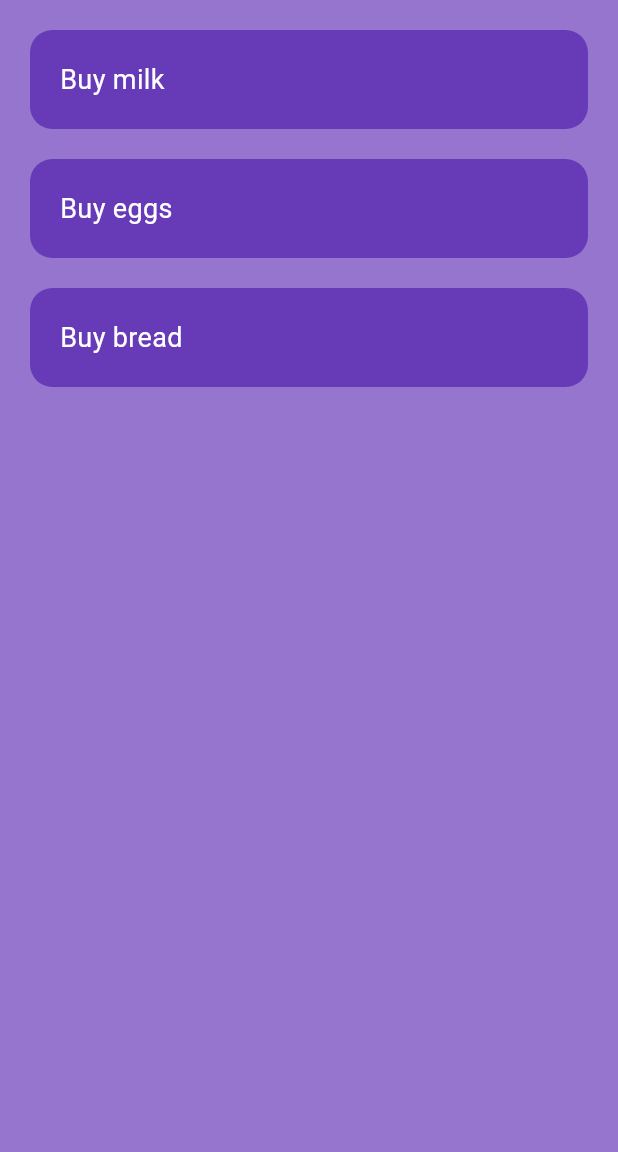
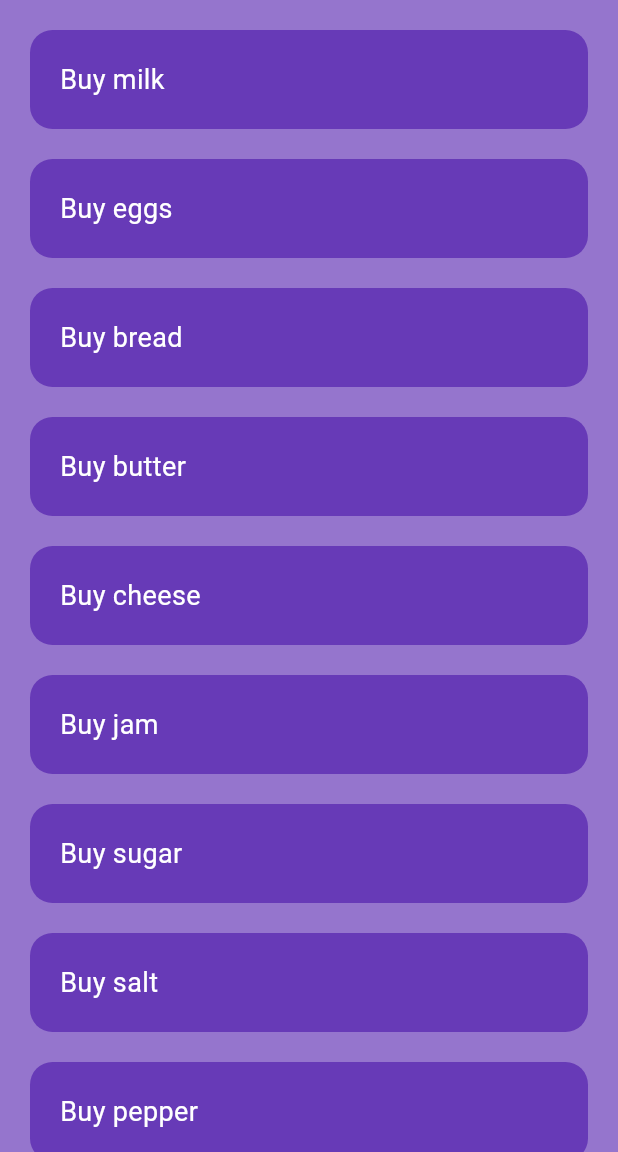
Before and after one commit to collinmorudi/flutter-mobile-dev-practice, a Flutter app: the screen it shows after launch, on a phone screen of 412 x 824 dp, the part 84-1236 px from its top. Run offline on Flutter 3.47's test engine with Material 3 defaults, Android fonts, the phone set to English and light mode, and no system bars; our stand-ins replace shared_preferences.

Commit message:
Separated the style from the home page logic

```diff
--- a/simple_todo/lib/screens/home_page.dart
+++ b/simple_todo/lib/screens/home_page.dart
@@ -1,4 +1,5 @@
 import 'package:flutter/material.dart';
+import 'package:simple_todo/utils/todo_list.dart';
 
 class HomePage extends StatelessWidget {
   HomePage({super.key});
@@ -7,6 +8,15 @@ class HomePage extends StatelessWidget {
     ['Buy milk', false],
     ['Buy eggs', false],
     ['Buy bread', false],
+    ['Buy butter', false],
+    ['Buy cheese', false],
+    ['Buy jam', false],
+    ['Buy sugar', false],
+    ['Buy salt', false],
+    ['Buy pepper', false],
+    ['Buy coffee', false],
+    ['Buy tea', false],
+    ['Buy biscuits', false],
   ];
 
   @override
@@ -22,26 +32,8 @@ class HomePage extends StatelessWidget {
         body: ListView.builder(
           itemCount: todoList.length,
           itemBuilder: (BuildContext context, index) {
-            return Padding(
-              padding: const EdgeInsets.only(
-                  top: 20, left: 20, right: 20, bottom: 0),
-              child: Container(
-                decoration: BoxDecoration(
-                  borderRadius: BorderRadius.circular(15),
-                  color: Colors.deepPurple,
-                ),
-                padding: const EdgeInsets.all(20),
-                child: Text(
-                  todoList[index][0],
-                  style: TextStyle(
-                    color: Colors.white,
-                    fontSize: 18,
-                    decoration: todoList[index][1]
-                        ? TextDecoration.lineThrough
-                        : TextDecoration.none,
-                  ),
-                ),
-              ),
+            return TodoList(
+              taskName: todoList[index][0],
             );
           },
         ));
--- /dev/null
+++ b/simple_todo/lib/utils/todo_list.dart
@@ -0,0 +1,29 @@
+import 'package:flutter/material.dart';
+
+class TodoList extends StatelessWidget {
+  const TodoList({Key? key, required this.taskName,}) : super(key: key);
+
+  final String taskName;
+
+  @override
+  Widget build(BuildContext context) {
+    return Padding(
+              padding: const EdgeInsets.only(
+                  top: 20, left: 20, right: 20, bottom: 0),
+              child: Container(
+                decoration: BoxDecoration(
+                  borderRadius: BorderRadius.circular(15),
+                  color: Colors.deepPurple,
+                ),
+                padding: const EdgeInsets.all(20),
+                child: Text(
+                  taskName,
+                  style: const TextStyle(
+                    color: Colors.white,
+                    fontSize: 18,
+                  ),
+                ),
+              ),
+            );
+  }
+}
```
